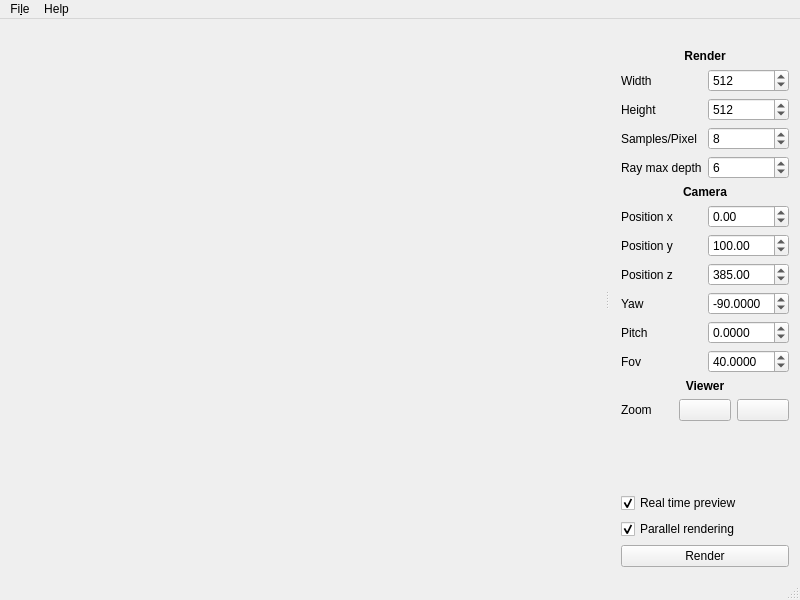
Before: the Qt Designer form src/gui/mainwindow.ui in Yt-trium/Couscous-raytracer, drawn with Qt 5.
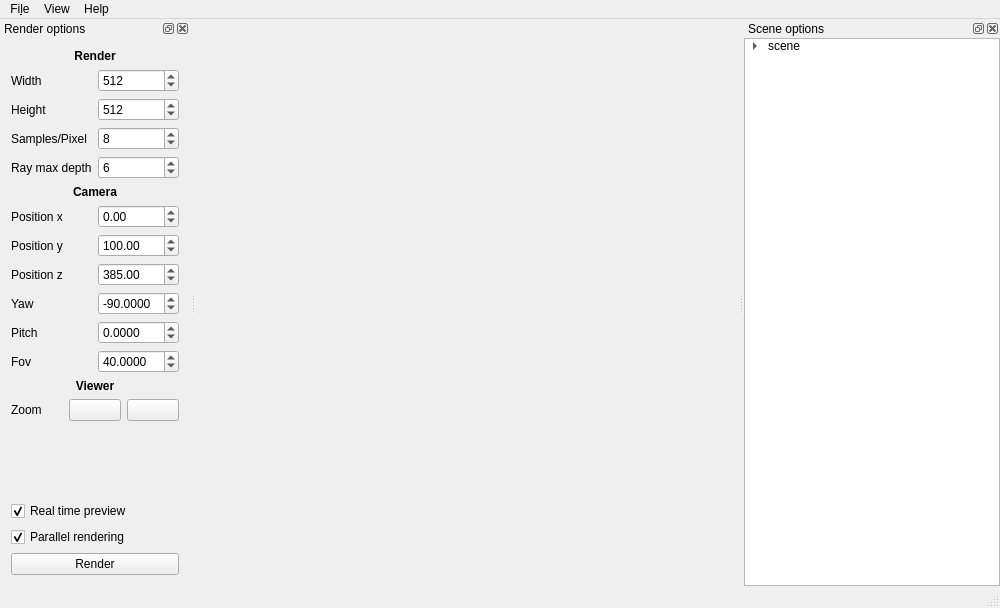
After: the same form once the commit is applied. Icons and pictures are not drawn.

Commit message: preparation for new dock widget (plus options for open / close dock)

```diff
--- a/src/gui/mainwindow.ui
+++ b/src/gui/mainwindow.ui
@@ -6,8 +6,8 @@
    <rect>
     <x>0</x>
     <y>0</y>
-    <width>800</width>
-    <height>600</height>
+    <width>1000</width>
+    <height>608</height>
    </rect>
   </property>
   <property name="windowTitle">
@@ -48,7 +48,7 @@
     <rect>
      <x>0</x>
      <y>0</y>
-     <width>800</width>
+     <width>1000</width>
      <height>22</height>
     </rect>
    </property>
@@ -64,18 +64,29 @@
     </property>
     <addaction name="actionRun_Unit_Test"/>
    </widget>
+   <widget class="QMenu" name="menuView">
+    <property name="title">
+     <string>View</string>
+    </property>
+    <addaction name="actionRender_Options"/>
+    <addaction name="actionScene_Options"/>
+   </widget>
    <addaction name="menuFile"/>
+   <addaction name="menuView"/>
    <addaction name="menuHelp"/>
   </widget>
   <widget class="QDockWidget" name="dockWidget">
    <property name="features">
-    <set>QDockWidget::DockWidgetMovable</set>
+    <set>QDockWidget::AllDockWidgetFeatures</set>
    </property>
    <property name="allowedAreas">
     <set>Qt::LeftDockWidgetArea|Qt::RightDockWidgetArea</set>
    </property>
+   <property name="windowTitle">
+    <string>Render options</string>
+   </property>
    <attribute name="dockWidgetArea">
-    <number>2</number>
+    <number>1</number>
    </attribute>
    <widget class="QWidget" name="dockWidgetContents">
     <layout class="QGridLayout" name="gridLayout_2">
@@ -419,6 +430,66 @@
    </widget>
   </widget>
   <widget class="QStatusBar" name="statusBar"/>
+  <widget class="QDockWidget" name="dockWidget_scene">
+   <property name="features">
+    <set>QDockWidget::AllDockWidgetFeatures</set>
+   </property>
+   <property name="allowedAreas">
+    <set>Qt::LeftDockWidgetArea|Qt::RightDockWidgetArea</set>
+   </property>
+   <property name="windowTitle">
+    <string>Scene options</string>
+   </property>
+   <attribute name="dockWidgetArea">
+    <number>2</number>
+   </attribute>
+   <widget class="QWidget" name="dockWidgetContents_scene">
+    <layout class="QGridLayout" name="gridLayout_3">
+     <property name="leftMargin">
+      <number>0</number>
+     </property>
+     <property name="topMargin">
+      <number>0</number>
+     </property>
+     <property name="rightMargin">
+      <number>0</number>
+     </property>
+     <property name="bottomMargin">
+      <number>0</number>
+     </property>
+     <property name="spacing">
+      <number>0</number>
+     </property>
+     <item row="0" column="0">
+      <widget class="QTreeWidget" name="treeWidget_scene">
+       <attribute name="headerVisible">
+        <bool>false</bool>
+       </attribute>
+       <column>
+        <property name="text">
+         <string/>
+        </property>
+       </column>
+       <item>
+        <property name="text">
+         <string>scene</string>
+        </property>
+        <item>
+         <property name="text">
+          <string>materials</string>
+         </property>
+        </item>
+        <item>
+         <property name="text">
+          <string>objects</string>
+         </property>
+        </item>
+       </item>
+      </widget>
+     </item>
+    </layout>
+   </widget>
+  </widget>
   <action name="actionSave_As_Image">
    <property name="text">
     <string>&amp;Save As Image</string>
```
Left out of the diff: 29 changed lines with no effect on the pictures. The commit also changes 2 other files.
